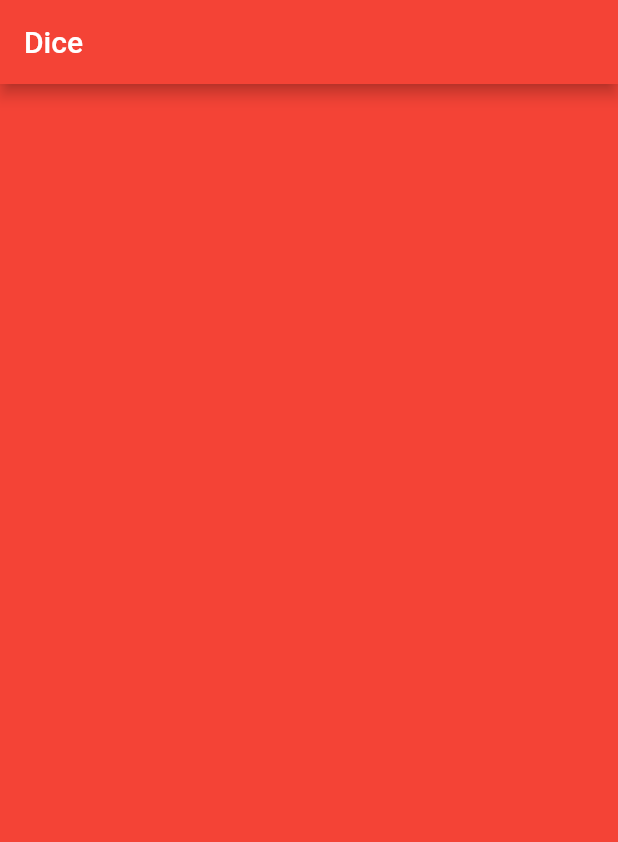
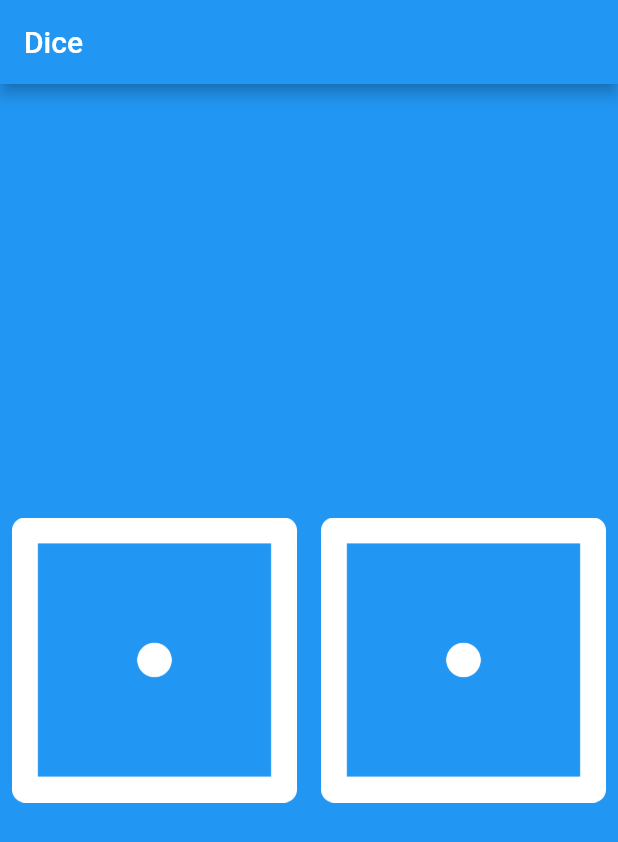
Before and after one commit to HeratUni-CS/dicee-hasibHabibzadah, a Flutter app: the screen it shows after launch, on a phone screen of 412 x 824 dp. Shown: the top 842 px of the screen. Run offline on Flutter 3.47's test engine with Material 2 defaults, Android fonts, the phone set to English and light mode, and no system bars.

Commit message:
initial commit

```diff
--- a/lib/main.dart
+++ b/lib/main.dart
@@ -1,23 +1,66 @@
+// Import the packages
 import 'package:flutter/material.dart';
+import 'dart:math';
 
+// Running the main core of project using responsive design
 void main() {
   runApp(
     MaterialApp(
+      debugShowCheckedModeBanner: false,
       home: Scaffold(
-        backgroundColor: Colors.red,
+        backgroundColor: Colors.blue,
         appBar: AppBar(
-          backgroundColor: Colors.red,
+          backgroundColor: Colors.blue,
           title: Text('Dice'),
         ),
-        body: MyApp(),
+        body: const Dice(),
       ),
     ),
   );
 }
 
-class MyApp extends StatelessWidget {
+class Dice extends StatefulWidget {
+  const Dice({super.key});
+
+  @override
+  State<Dice> createState() => _DiceState();
+}
+
+
+// Generate rnadom Integer numbers between 0 and 6
+class _DiceState extends State<Dice> {
+  int leftDice = 1;
+  int rightDice = 1;
+  void changeDices() {
+    leftDice = Random().nextInt(6) + 1;
+    rightDice = Random().nextInt(6) + 1;
+  }
+
   @override
   Widget build(BuildContext context) {
-    return Container();
+    return Center(
+      child: Row(
+        children: [
+          Expanded(
+              child: TextButton(
+                child: Image(image: AssetImage('images/dice$leftDice.png')),
+                onPressed: () {
+                  setState(() {
+                    changeDices();
+                  });
+                },
+              )),
+          Expanded(
+              child: TextButton(
+                child: Image(image: AssetImage('images/dice$rightDice.png')),
+                onPressed: () {
+                  setState(() {
+                    changeDices();
+                  });
+                },
+              )),
+        ],
+      ),
+    );
   }
 }
```
